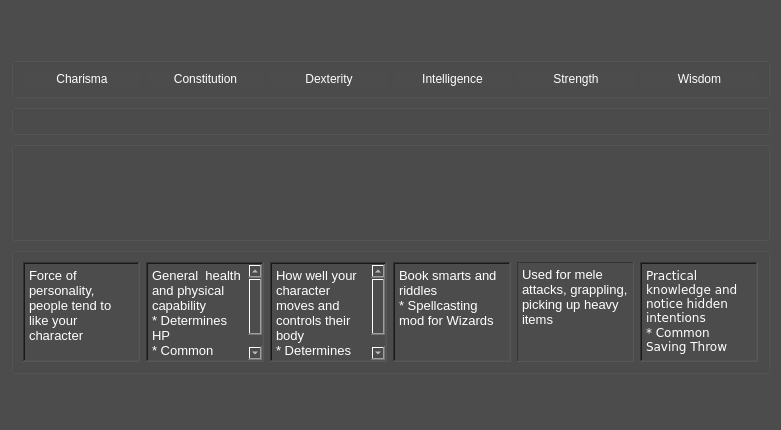
Before: the Qt Designer form AbilityScorePage.ui in StellarRaccoon/DnD-Character-Builder, drawn with Qt 5.
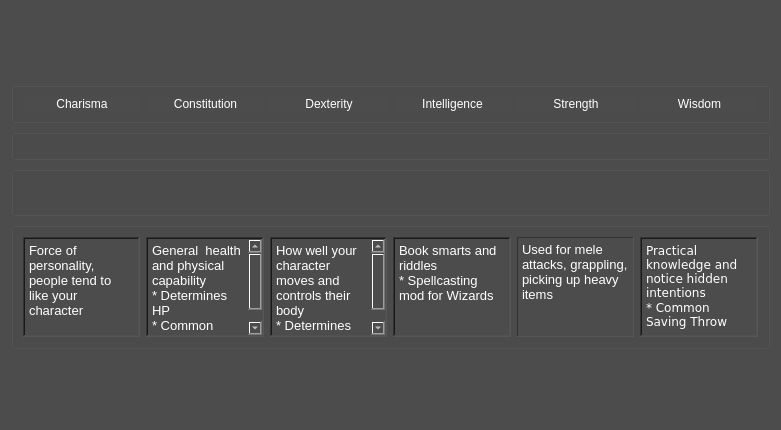
After: the same form once the commit is applied.

Commit message:
Single Score Table
An experimental table. Need to generate and populate 6 of these

Patch:
```diff
--- a/AbilityScorePage.ui
+++ b/AbilityScorePage.ui
@@ -319,13 +319,13 @@
        <property name="minimumSize">
         <size>
          <width>0</width>
-         <height>100</height>
+         <height>50</height>
         </size>
        </property>
        <property name="maximumSize">
         <size>
          <width>16777215</width>
-         <height>200</height>
+         <height>100</height>
         </size>
        </property>
        <property name="sizeIncrement">
```
Left out of the diff: 2 changed lines with no effect on the pictures. The commit also changes 1 other file.
